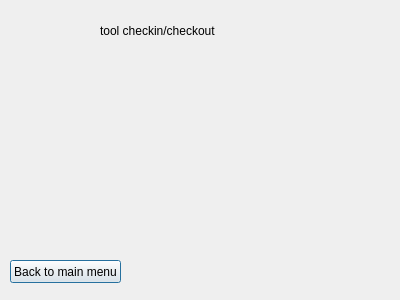
Old version of the form Login/tools.ui in the repository erynjohn/Employee-Database.
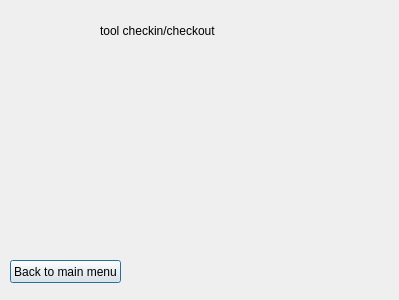
New version of the form.

```diff
--- a/Login/tools.ui
+++ b/Login/tools.ui
@@ -6,7 +6,7 @@
    <rect>
     <x>0</x>
     <y>0</y>
-    <width>400</width>
+    <width>399</width>
     <height>300</height>
    </rect>
   </property>
```
